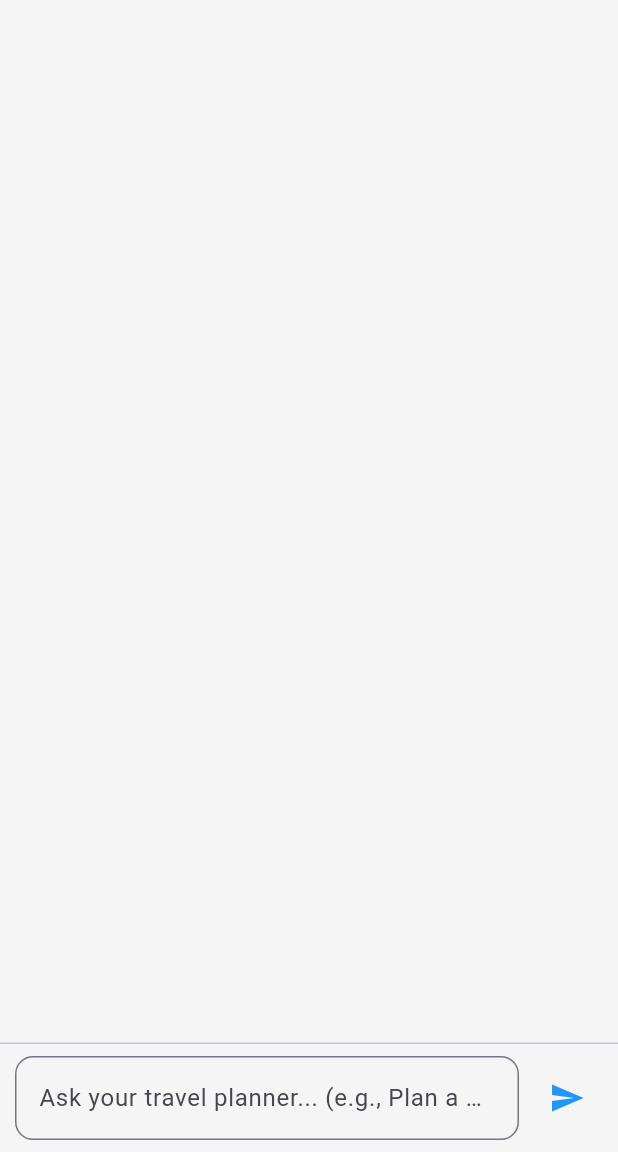
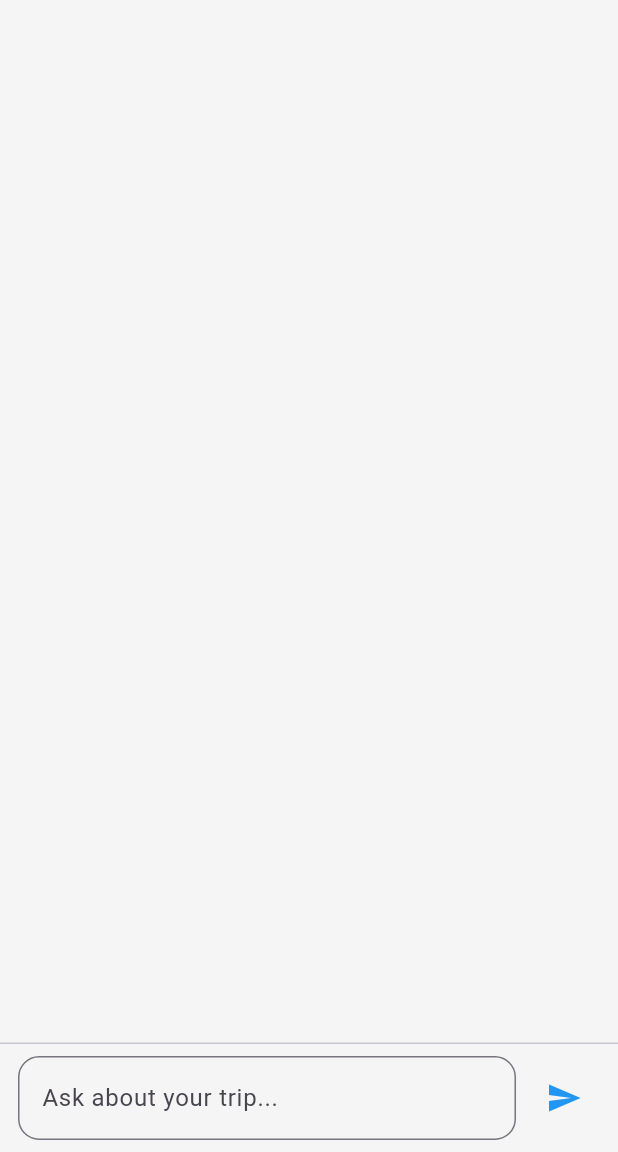
Before and after one commit to Barnhirg/travel_ai_mobile, a Flutter app: the screen it shows after launch, after a tap on the "send" icon, on a phone screen of 412 x 824 dp, the part 84-1236 px from its top. Run offline on Flutter 3.47's test engine with Material 3 defaults, Android fonts, the phone set to English and light mode, and no system bars.

Commit message:
feat:clean and polished main.dart with full history and UI updates

```diff
--- a/lib/main.dart
+++ b/lib/main.dart
@@ -10,12 +10,13 @@ class TravelAIApp extends StatelessWidget {
   @override
   Widget build(BuildContext context) {
     return MaterialApp(
-      title: 'Travel AI',
+      title: 'Travel Planner AI',
       debugShowCheckedModeBanner: false,
       theme: ThemeData(
         brightness: Brightness.light,
         primarySwatch: Colors.blue,
         scaffoldBackgroundColor: Colors.grey[100],
+        useMaterial3: true,
       ),
       darkTheme: ThemeData.dark(),
       themeMode: ThemeMode.system,
@@ -50,33 +51,37 @@ class _TravelChatScreenState extends State<TravelChatScreen> {
       final response = await http.post(
         url,
         headers: {'Content-Type': 'application/json'},
-        body: json.encode({"messages": _messages}),
+        body: json.encode({'messages': _messages}),
       );
 
       if (response.statusCode == 200) {
         final data = json.decode(response.body);
         setState(() {
-          _messages.add({'role': 'assistant', 'content': data['reply']});
+          _messages.add({'role': 'ai', 'content': data['reply']});
         });
       } else {
         final error = json.decode(response.body);
-        _showSnackbar(error['error'] ?? 'Unexpected error');
+        _showSnackbar(error['error'] ?? 'Unexpected server error');
       }
     } catch (e) {
       _showSnackbar('Connection failed: $e');
     } finally {
       setState(() => _isLoading = false);
-      await Future.delayed(Duration(milliseconds: 200));
+      await Future.delayed(Duration(milliseconds: 100));
       _scrollToBottom();
     }
   }
 
   void _scrollToBottom() {
+    WidgetsBinding.instance.addPostFrameCallback((_) {
+      if (_scrollController.hasClients) {
         _scrollController.animateTo(
-      _scrollController.position.maxScrollExtent + 60,
+          _scrollController.position.maxScrollExtent + 80,
           duration: Duration(milliseconds: 300),
           curve: Curves.easeOut,
         );
+      }
+    });
   }
 
   void _showSnackbar(String message) {
@@ -87,12 +92,13 @@ class _TravelChatScreenState extends State<TravelChatScreen> {
 
   Widget _buildMessage(Map<String, String> message) {
     final isUser = message['role'] == 'user';
-    return Container(
+    return Align(
       alignment: isUser ? Alignment.centerRight : Alignment.centerLeft,
+      child: Container(
         margin: EdgeInsets.symmetric(vertical: 6, horizontal: 12),
         padding: EdgeInsets.all(14),
         decoration: BoxDecoration(
-        color: isUser ? Colors.blue[400] : Colors.grey[300],
+          color: isUser ? Colors.blueAccent : Colors.grey[300],
           borderRadius: BorderRadius.circular(18),
         ),
         child: Text(
@@ -102,6 +108,7 @@ class _TravelChatScreenState extends State<TravelChatScreen> {
             fontSize: 16,
           ),
         ),
+      ),
     );
   }
 
@@ -109,8 +116,9 @@ class _TravelChatScreenState extends State<TravelChatScreen> {
   Widget build(BuildContext context) {
     return Scaffold(
       appBar: AppBar(
-        title: Text('✈️ Travel Planner AI'),
+        title: const Text('✈️ Travel Planner AI'),
         centerTitle: true,
+        elevation: 1,
       ),
       body: Column(
         children: [
@@ -120,8 +128,8 @@ class _TravelChatScreenState extends State<TravelChatScreen> {
               itemCount: _messages.length + (_isLoading ? 1 : 0),
               itemBuilder: (context, index) {
                 if (_isLoading && index == _messages.length) {
-                  return Padding(
-                    padding: const EdgeInsets.all(12.0),
+                  return const Padding(
+                    padding: EdgeInsets.all(12.0),
                     child: Center(child: CircularProgressIndicator()),
                   );
                 }
@@ -129,9 +137,9 @@ class _TravelChatScreenState extends State<TravelChatScreen> {
               },
             ),
           ),
-          Divider(height: 1),
+          const Divider(height: 1),
           Padding(
-            padding: const EdgeInsets.symmetric(horizontal: 10.0, vertical: 8),
+            padding: const EdgeInsets.symmetric(horizontal: 12.0, vertical: 8),
             child: Row(
               children: [
                 Expanded(
@@ -139,17 +147,16 @@ class _TravelChatScreenState extends State<TravelChatScreen> {
                     controller: _controller,
                     onSubmitted: (_) => _sendMessage(),
                     decoration: InputDecoration(
-                      hintText: 'Ask your travel planner...'
-                          ' (e.g., Plan a 7-day trip to Paris)',
+                      hintText: 'Ask about your trip...',
                       border: OutlineInputBorder(
-                        borderRadius: BorderRadius.circular(12),
+                        borderRadius: BorderRadius.circular(14),
                       ),
                     ),
                   ),
                 ),
-                SizedBox(width: 8),
+                const SizedBox(width: 8),
                 IconButton(
-                  icon: Icon(Icons.send, color: Colors.blue),
+                  icon: const Icon(Icons.send, color: Colors.blue),
                   onPressed: _sendMessage,
                 ),
               ],
```
Lines whose indentation alone changed are shown as unchanged.
